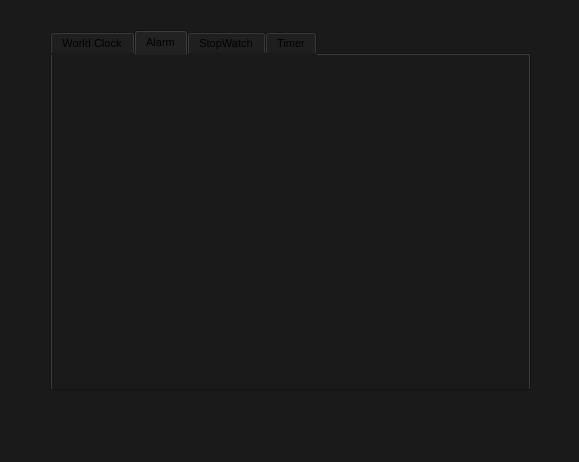
Before: the Qt Designer form mainwindow.ui in Kiana-Jahanshid/Clock-App, drawn with Qt 5.
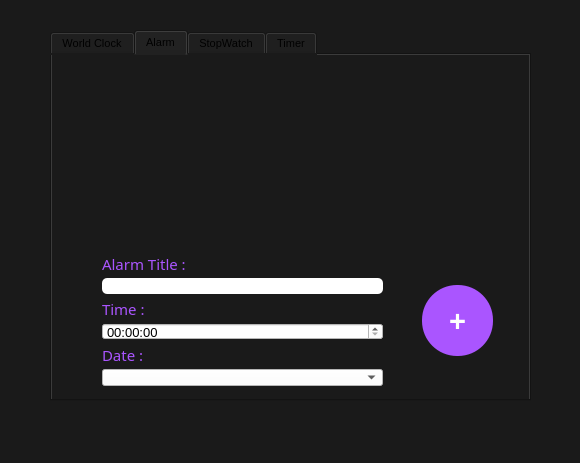
After: the same form once the commit is applied. The open tabs and pages were chosen to show the change.

```diff
--- a/mainwindow.ui
+++ b/mainwindow.ui
@@ -6,8 +6,8 @@
    <rect>
     <x>0</x>
     <y>0</y>
-    <width>579</width>
-    <height>462</height>
+    <width>580</width>
+    <height>463</height>
    </rect>
   </property>
   <property name="windowTitle">
@@ -23,7 +23,7 @@
       <x>50</x>
       <y>30</y>
       <width>481</width>
-      <height>361</height>
+      <height>371</height>
      </rect>
     </property>
     <property name="font">
@@ -244,6 +244,189 @@
      <attribute name="title">
       <string>Alarm</string>
      </attribute>
+     <widget class="QWidget" name="gridLayoutWidget">
+      <property name="geometry">
+       <rect>
+        <x>50</x>
+        <y>200</y>
+        <width>281</width>
+        <height>131</height>
+       </rect>
+      </property>
+      <layout class="QGridLayout" name="gridLayout">
+       <item row="2" column="0">
+        <widget class="QLabel" name="label_3">
+         <property name="sizePolicy">
+          <sizepolicy hsizetype="Preferred" vsizetype="Fixed">
+           <horstretch>0</horstretch>
+           <verstretch>0</verstretch>
+          </sizepolicy>
+         </property>
+         <property name="font">
+          <font>
+           <family>MV Boli</family>
+           <pointsize>11</pointsize>
+          </font>
+         </property>
+         <property name="styleSheet">
+          <string notr="true">background-color: qlineargradient(spread:pad, x1:0.52, y1:1, x2:0.531421, y2:0.318, stop:0 rgba(232, 232, 232, 0), stop:1 rgba(255, 255, 255, 0));
+color: rgb(170, 85, 255);</string>
+         </property>
+         <property name="text">
+          <string>Time :</string>
+         </property>
+        </widget>
+       </item>
+       <item row="1" column="0">
+        <widget class="QLineEdit" name="tb_new_task_title">
+         <property name="enabled">
+          <bool>true</bool>
+         </property>
+         <property name="sizePolicy">
+          <sizepolicy hsizetype="Expanding" vsizetype="Maximum">
+           <horstretch>0</horstretch>
+           <verstretch>0</verstretch>
+          </sizepolicy>
+         </property>
+         <property name="styleSheet">
+          <string notr="true">background-color: qlineargradient(spread:pad, x1:0, y1:0, x2:1, y2:1, stop:0 rgba(0, 0, 0, 0), stop:1 rgba(255, 255, 255, 0));
+font: 11pt &quot;MS Shell Dlg 2&quot;;
+background-color: rgb(255, 255, 255);
+border-radius: 5px;</string>
+         </property>
+        </widget>
+       </item>
+       <item row="0" column="0">
+        <widget class="QLabel" name="label_4">
+         <property name="sizePolicy">
+          <sizepolicy hsizetype="Preferred" vsizetype="Fixed">
+           <horstretch>0</horstretch>
+           <verstretch>0</verstretch>
+          </sizepolicy>
+         </property>
+         <property name="font">
+          <font>
+           <family>MV Boli</family>
+           <pointsize>11</pointsize>
+          </font>
+         </property>
+         <property name="styleSheet">
+          <string notr="true">background-color: qlineargradient(spread:pad, x1:0.52, y1:1, x2:0.531421, y2:0.318, stop:0 rgba(232, 232, 232, 0), stop:1 rgba(255, 255, 255, 0));
+color: rgb(170, 85, 255);</string>
+         </property>
+         <property name="text">
+          <string>Alarm Title :</string>
+         </property>
+        </widget>
+       </item>
+       <item row="5" column="0">
+        <widget class="QComboBox" name="comboBox">
+         <property name="styleSheet">
+          <string notr="true">color: rgb(0, 0, 0);
+background-color: rgb(255, 255, 255);</string>
+         </property>
+        </widget>
+       </item>
+       <item row="3" column="0">
+        <widget class="QTimeEdit" name="timeEdit">
+         <property name="font">
+          <font>
+           <family>MS Shell Dlg 2</family>
+           <pointsize>10</pointsize>
+           <weight>50</weight>
+           <italic>false</italic>
+           <bold>false</bold>
+          </font>
+         </property>
+         <property name="styleSheet">
+          <string notr="true">background-color: rgb(255, 255, 255);
+font: 10pt &quot;MS Shell Dlg 2&quot;;</string>
+         </property>
+         <property name="maximumDate">
+          <date>
+           <year>2000</year>
+           <month>1</month>
+           <day>1</day>
+          </date>
+         </property>
+        </widget>
+       </item>
+       <item row="4" column="0">
+        <widget class="QLabel" name="label_5">
+         <property name="sizePolicy">
+          <sizepolicy hsizetype="Preferred" vsizetype="Fixed">
+           <horstretch>0</horstretch>
+           <verstretch>0</verstretch>
+          </sizepolicy>
+         </property>
+         <property name="font">
+          <font>
+           <family>MV Boli</family>
+           <pointsize>11</pointsize>
+          </font>
+         </property>
+         <property name="styleSheet">
+          <string notr="true">background-color: qlineargradient(spread:pad, x1:0.52, y1:1, x2:0.531421, y2:0.318, stop:0 rgba(232, 232, 232, 0), stop:1 rgba(255, 255, 255, 0));
+color: rgb(170, 85, 255);</string>
+         </property>
+         <property name="text">
+          <string>Date :</string>
+         </property>
+        </widget>
+       </item>
+      </layout>
+     </widget>
+     <widget class="QPushButton" name="btn_new_alarm">
+      <property name="geometry">
+       <rect>
+        <x>370</x>
+        <y>230</y>
+        <width>71</width>
+        <height>71</height>
+       </rect>
+      </property>
+      <property name="sizePolicy">
+       <sizepolicy hsizetype="Minimum" vsizetype="Maximum">
+        <horstretch>0</horstretch>
+        <verstretch>0</verstretch>
+       </sizepolicy>
+      </property>
+      <property name="font">
+       <font>
+        <family>MS Shell Dlg 2</family>
+        <pointsize>22</pointsize>
+        <weight>75</weight>
+        <bold>true</bold>
+       </font>
+      </property>
+      <property name="toolTip">
+       <string>&lt;html&gt;&lt;head/&gt;&lt;body&gt;&lt;p&gt;press to add new task&lt;/p&gt;&lt;/body&gt;&lt;/html&gt;</string>
+      </property>
+      <property name="layoutDirection">
+       <enum>Qt::LeftToRight</enum>
+      </property>
+      <property name="styleSheet">
+       <string notr="true">border-radius: 35px;
+background-color: rgb(170, 85, 255);
+color: rgb(255, 255, 255);
+
+</string>
+      </property>
+      <property name="text">
+       <string>+</string>
+      </property>
+     </widget>
+     <widget class="QWidget" name="gridLayoutWidget_2">
+      <property name="geometry">
+       <rect>
+        <x>30</x>
+        <y>20</y>
+        <width>421</width>
+        <height>161</height>
+       </rect>
+      </property>
+      <layout class="QGridLayout" name="gridLayout_2"/>
+     </widget>
     </widget>
     <widget class="QWidget" name="tab_3">
      <attribute name="title">
```
Left out of the diff: 84 changed lines with no effect on the pictures.
